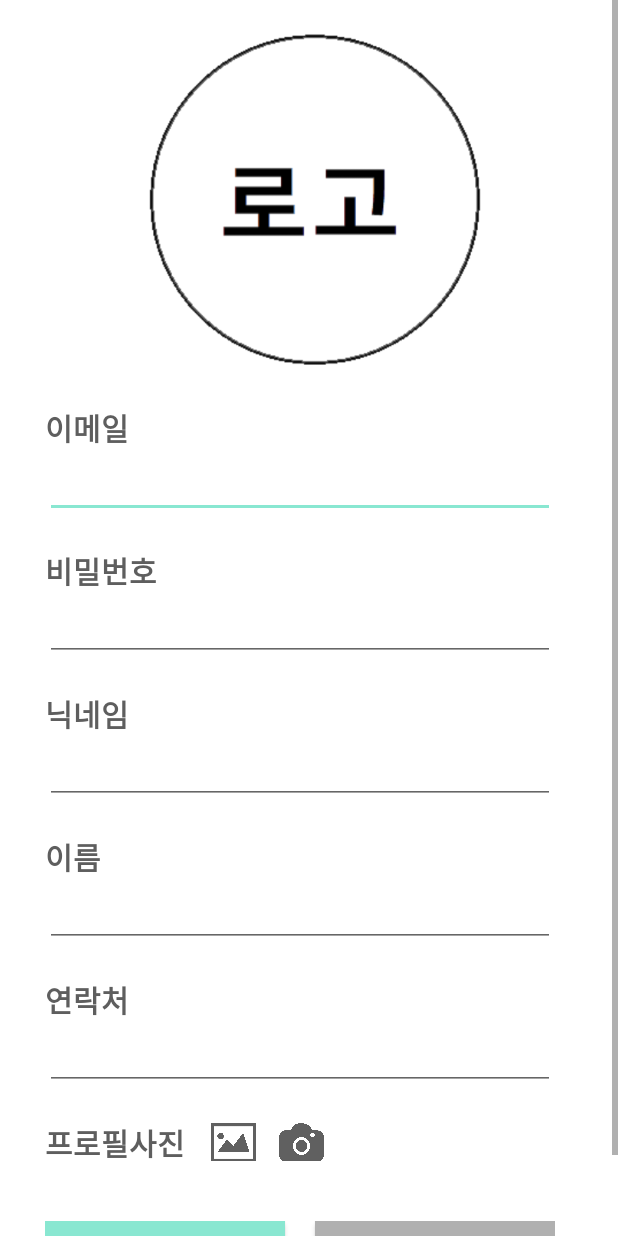
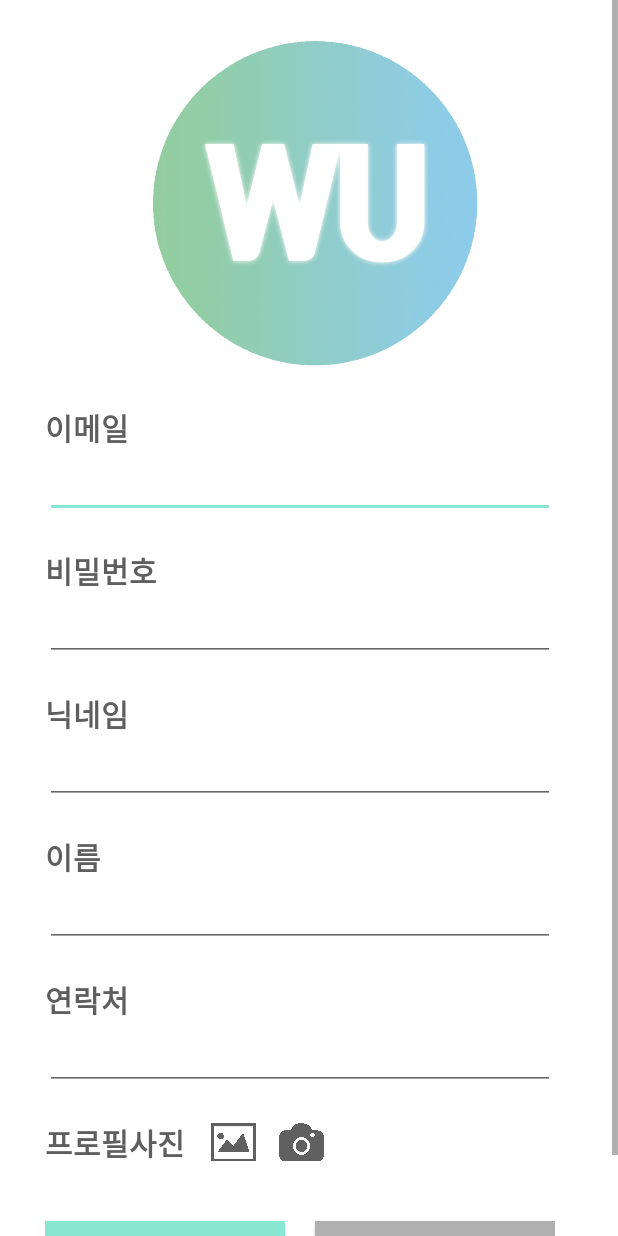
Before and after one commit to wldnswldnswl/WowU, an Android app: the RegisterActivity screen opened directly, with no data from a screen before it, on a phone screen of 412 x 824 dp. Run offline under Robolectric (Android 15) with nearby library versions, the phone set to English and light mode, and no system bars; our stand-ins replace Firebase (no records; nobody signed in at launch, a user with empty details on screens opened directly); libraries missing offline, so code that uses them is left out: android.support.v13, com.gun0912.tedpermission; network calls fail; 2 statements that could not run were skipped.

Commit message:
~카운트다운 기준 수정 중/ 회원가입 로고 추가/ 타이머, 자세선택, 세트수 남음

```diff
--- a/app/src/main/res/layout/activity_register.xml
+++ b/app/src/main/res/layout/activity_register.xml
@@ -22,6 +22,7 @@
             android:orientation="vertical">
 
             // 로고
+
             <ImageView
                 android:id="@+id/imageView3"
                 android:layout_width="230dp"
@@ -34,7 +35,7 @@
                 android:paddingTop="0dp"
                 android:paddingRight="0dp"
                 android:paddingBottom="0dp"
-                app:srcCompat="@drawable/temp1"
+                app:srcCompat="@drawable/logo"
                 tools:layout_editor_absoluteX="115dp"
                 tools:layout_editor_absoluteY="16dp" />
 
```
